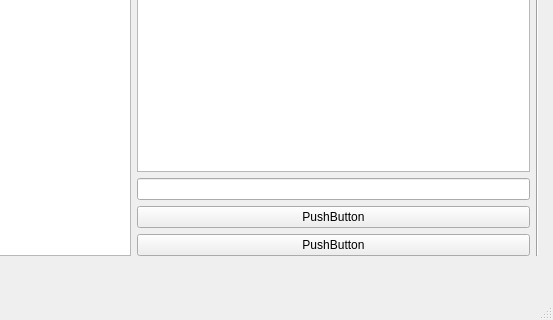
This is Stage 4/housewindow.ui in crismoraga/Alarma-Mas-Mas as Qt 5 draws it before an edit; both pictures show x 272 to 825 and y 185 to 505 of the 825 by 505 pixel window. The edited form follows.
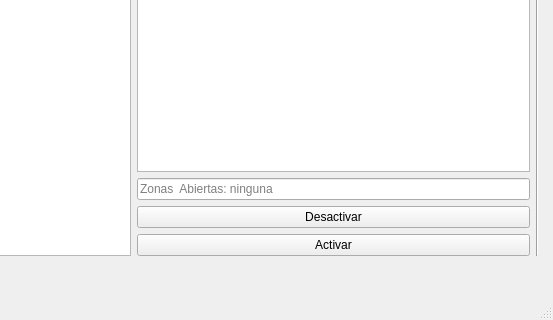
This is the edited form.

Diff of the .ui file:
```diff
--- a/Stage 4/housewindow.ui
+++ b/Stage 4/housewindow.ui
@@ -37,19 +37,23 @@
         </widget>
        </item>
        <item>
-        <widget class="QLineEdit" name="lineEdit"/>
+        <widget class="QLineEdit" name="lineEdit">
+         <property name="placeholderText">
+          <string>Zonas  Abiertas: ninguna</string>
+         </property>
+        </widget>
        </item>
        <item>
         <widget class="QPushButton" name="pushButton_2">
          <property name="text">
-          <string>PushButton</string>
+          <string>Desactivar</string>
          </property>
         </widget>
        </item>
        <item>
         <widget class="QPushButton" name="pushButton">
          <property name="text">
-          <string>PushButton</string>
+          <string>Activar</string>
          </property>
         </widget>
        </item>
```
Left out of the diff: 2 changed lines with no effect on the pictures.
